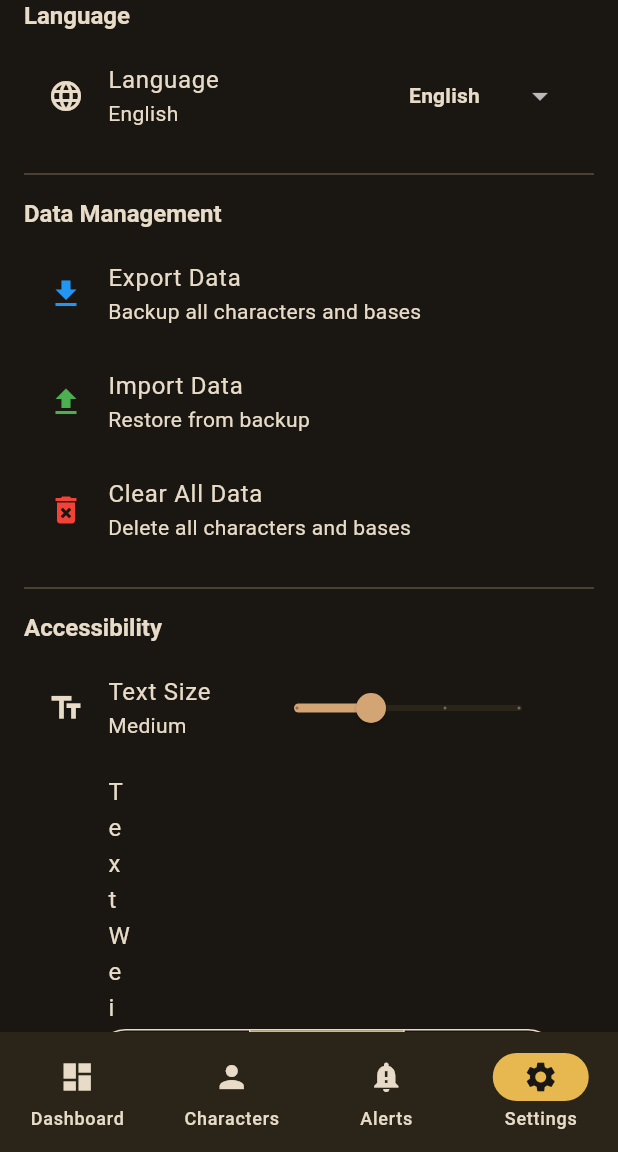
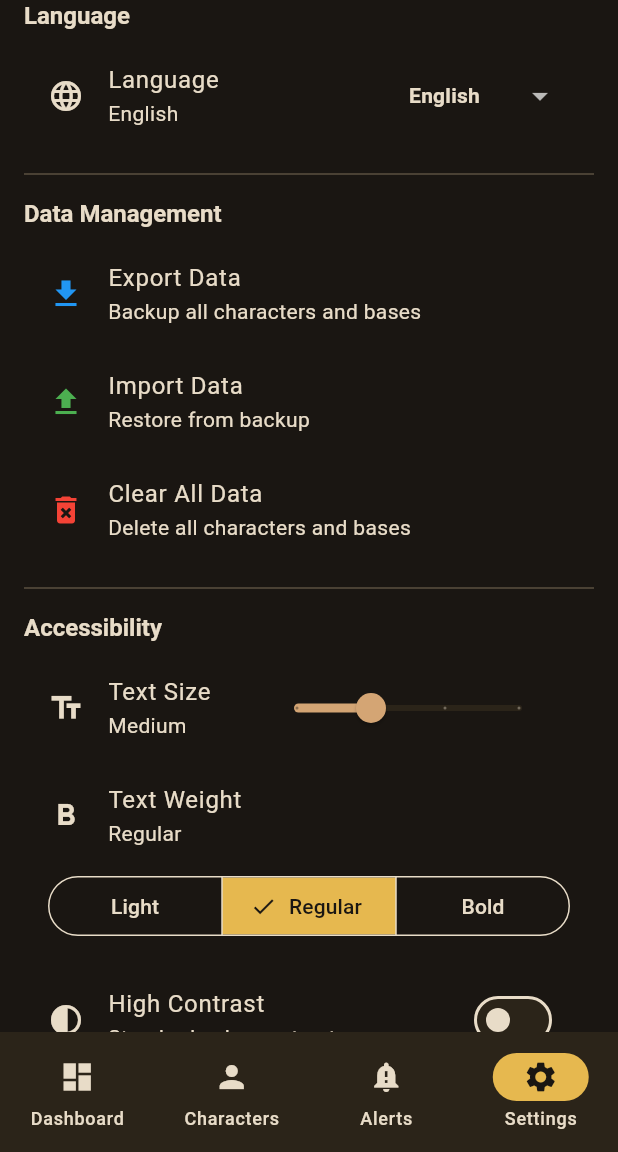
Before and after one commit to StarTuz/dune-awakening-companion, a Flutter app: the screen it shows after launch, item 4 of the bottom bar chosen, scrolled down 576 dp, on a phone screen of 412 x 824 dp, the part 84-1236 px from its top. Run offline on Flutter 3.47's test engine with Material 3 defaults, Android fonts, the light colour scheme and no system bars; our stand-ins replace file_picker, flutter_local_notifications, flutter_riverpod, shared_preferences, sqflite, sqflite_common and 1 more; missing offline and left inert: tray_manager, window_manager, windows_single_instance, workmanager; accounts and stored records are empty; generated files the repository leaves out were written again; statements that could not run were skipped.

Commit message:
fix(ui): fix text weight display on Android
- Moved Text Weight SegmentedButton below the label to prevent vertical squeezing on narrow screens

```diff
--- a/lib/features/settings/screens/settings_screen.dart
+++ b/lib/features/settings/screens/settings_screen.dart
@@ -477,11 +477,18 @@ class SettingsScreen extends ConsumerWidget {
         ),
 
         // Font Weight Selector
+        Column(
+          children: [
             ListTile(
               leading: const Icon(Icons.format_bold),
               title: Text(l10n.textWeight),
               subtitle: Text(_getLocalizedFontWeight(context, settings.fontWeight)),
-          trailing: SegmentedButton<FontWeightOption>(
+            ),
+            Padding(
+              padding: const EdgeInsets.fromLTRB(16, 0, 16, 16),
+              child: SizedBox(
+                width: double.infinity,
+                child: SegmentedButton<FontWeightOption>(
                   segments: [
                     ButtonSegment(
                       value: FontWeightOption.light,
@@ -503,6 +510,9 @@ class SettingsScreen extends ConsumerWidget {
                         );
                   },
                 ),
+              ),
+            ),
+          ],
         ),
 
         // High Contrast Toggle
```
Lines whose indentation alone changed are shown as unchanged.
